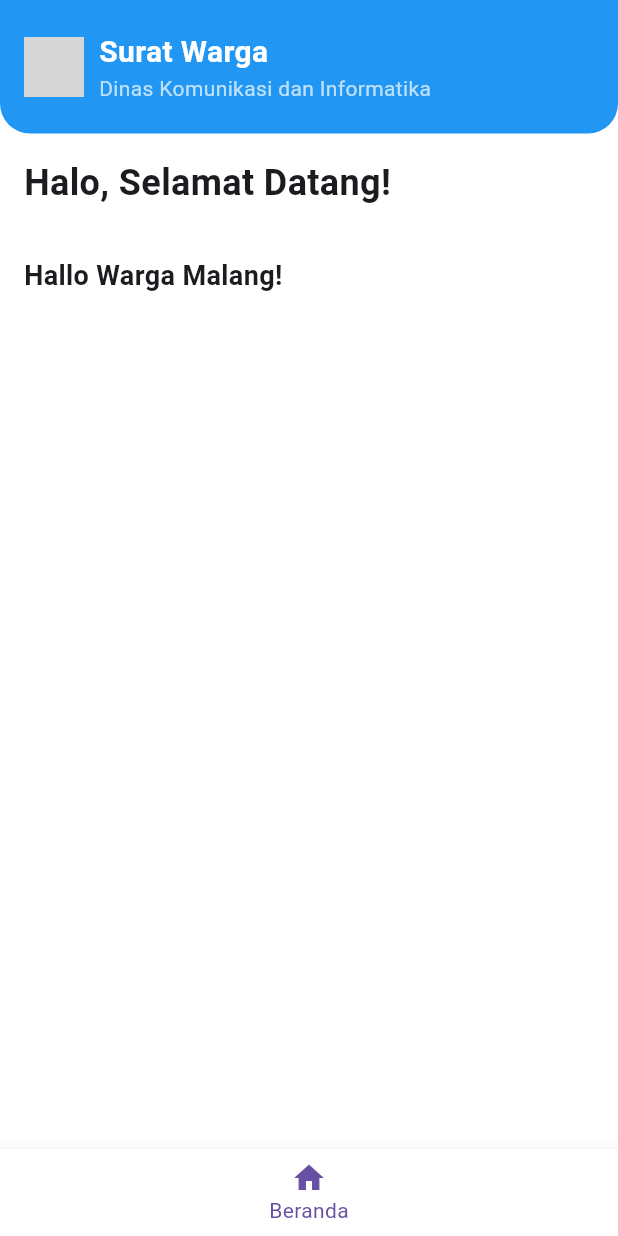
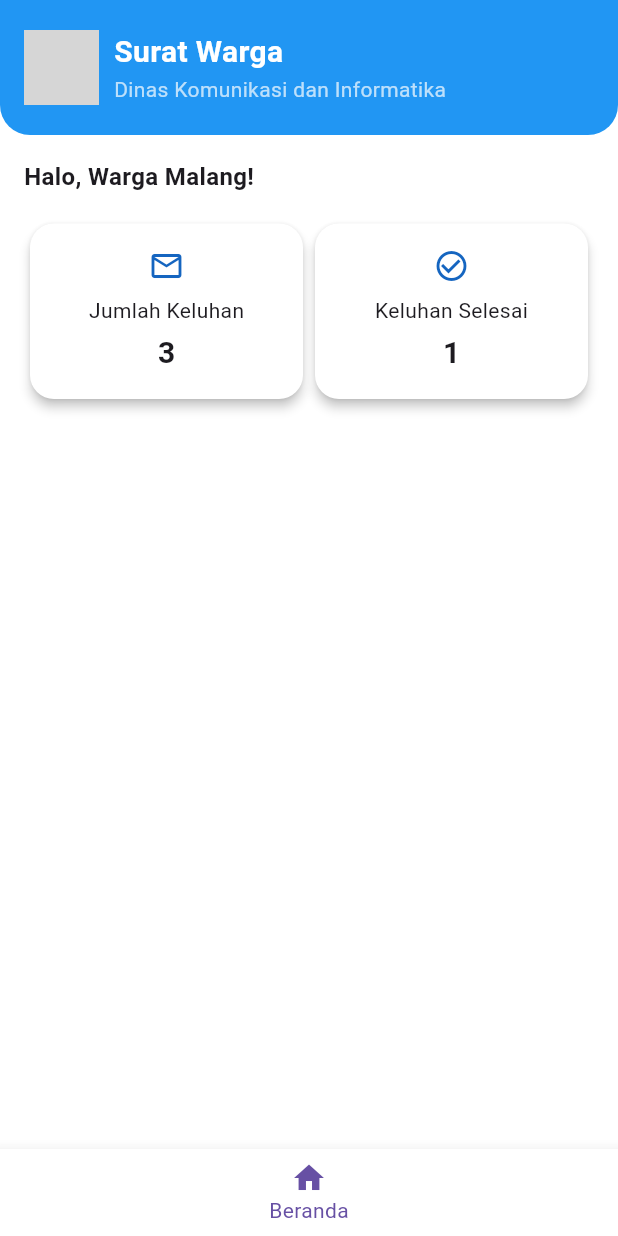
Before and after one commit to UlfiatulRosida/project_tim, a Flutter app: the screen it shows after launch, on a phone screen of 412 x 824 dp. Run offline on Flutter 3.47's test engine with Material 3 defaults, Android fonts, the phone set to English and light mode, and no system bars; network calls fail; grey boxes are pictures that could not be loaded.

Commit message:
Update UI HomePage (daftar pengaduan)

```diff
--- a/lib/pages/home_page.dart
+++ b/lib/pages/home_page.dart
@@ -1,6 +1,6 @@
 import 'package:flutter/material.dart';
 
-class HomePage extends StatefulWidget {
+class HomePage extends StatelessWidget {
   HomePage({super.key});
   final complaints = [
     {
@@ -24,19 +24,15 @@ class HomePage extends StatefulWidget {
   ];
 
   @override
-  State<HomePage> createState() => _HomePageState();
-}
-
-class _HomePageState extends State<HomePage> {
-  @override
   Widget build(BuildContext context) {
     return Scaffold(
       backgroundColor: Colors.white,
       body: SafeArea(
+        child: SingleChildScrollView(
         child: Column(
           crossAxisAlignment: CrossAxisAlignment.start,
           children: [
-            // Header Section
+            // Header
             Container(
               decoration: const BoxDecoration(
                 color: Colors.blue,
@@ -46,15 +42,18 @@ class _HomePageState extends State<HomePage> {
                 ),
               ),
               padding: const EdgeInsets.symmetric(vertical: 20, horizontal: 16),
-              child: const Row(
+              child: Row(
                 mainAxisAlignment: MainAxisAlignment.spaceBetween,
                 children: [
                   Row(
                     children: [
-                      Image(image:  AssetImage('assets/logo.png'), height : 40,),
-
-                      SizedBox(width : 10),
-                      Column(
+                      Image.network(
+                        'https://upload.wikimedia.org/wikipedia/commons/9/9f/Lambang_Kota_Malang.png',
+                        width : 50,
+                        height : 50,
+                      ),
+                       const SizedBox(width : 10),
+                       const Column(
                         crossAxisAlignment: CrossAxisAlignment.start,
                         children: [
                           Text(
@@ -83,24 +82,69 @@ class _HomePageState extends State<HomePage> {
             const Padding(
               padding: EdgeInsets.all(16.0),
               child: Text(
-                'Halo, Selamat Datang!',
+                'Halo, Warga Malang!',
                 style: TextStyle(
-                  fontSize: 24,
+                  fontSize: 16,
                   fontWeight: FontWeight.bold,
                 ),
               ),
             ),
             // Daftar Pengaduan
-            const Padding(
-              padding: EdgeInsets.all(16),
-              child: Text(
-                'Hallo Warga Malang!',
-                style: TextStyle(fontSize: 18,fontWeight: FontWeight.bold),
+            Padding(
+              padding: const EdgeInsets.symmetric(horizontal: 16),
+              child: Row(
+                children: [
+                  Expanded(
+                    child:Card(
+                      color: Colors.white,
+                      elevation: 3,
+                      shape: RoundedRectangleBorder(
+                        borderRadius: BorderRadius.circular(16)
+                      ),
+                      child: const Padding(
+                        padding:EdgeInsets.all(16.0),
+                        child: Column(
+                          children: [
+                            Icon(Icons.mail_outline, color: Color(0xFF1565C0)),
+                            SizedBox(height : 8),
+                            Text('Jumlah Keluhan'),
+                            SizedBox(height : 4),
+                            Text('3', style: TextStyle(fontSize: 20, fontWeight: FontWeight.bold)
+                            ),
+                          ],
+                        )
+                      ),
+                    )
+                  ),
+                  Expanded(
+                    child: Card(
+                      color: Colors.white,
+                      elevation: 3,
+                      shape: RoundedRectangleBorder(
+                        borderRadius: BorderRadius.circular(16)
+                      ),
+                      child: const Padding(
+                        padding: EdgeInsets.all(16.0),
+                        child: Column(
+                          children: [
+                            Icon(Icons.check_circle_outline, color: Color(0xFF1565C0)),
+                            SizedBox(height : 8),
+                            Text('Keluhan Selesai'),
+                            SizedBox(height : 4),
+                            Text('1', style: TextStyle(fontSize: 20, fontWeight: FontWeight.bold)
+                            ),
+                          ],
+                        )
+                      ),
+                    ),
+                  ),
+                ],
               ),
             ),
-          ],
-        )
-      )
+          ]
+        ),
+      ),
+    ),
     );
   }
 }
```
